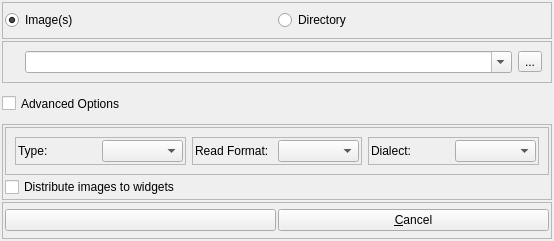
Qt form forms/fileOpenWidget.ui (isis-group/vast) before a commit.
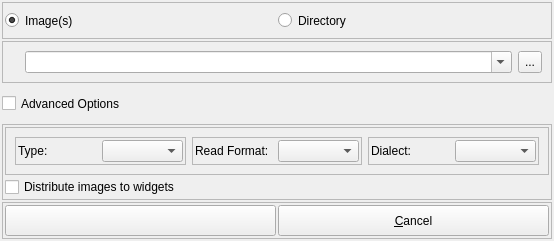
The same form after that commit.

```diff
--- a/forms/fileOpenWidget.ui
+++ b/forms/fileOpenWidget.ui
@@ -11,7 +11,7 @@
    </rect>
   </property>
   <property name="sizePolicy">
-   <sizepolicy hsizetype="Minimum" vsizetype="Minimum">
+   <sizepolicy hsizetype="Minimum" vsizetype="Maximum">
     <horstretch>0</horstretch>
     <verstretch>0</verstretch>
    </sizepolicy>
@@ -49,6 +49,12 @@
       </property>
       <item>
        <widget class="QRadioButton" name="imageRadio">
+        <property name="sizePolicy">
+         <sizepolicy hsizetype="Minimum" vsizetype="Minimum">
+          <horstretch>0</horstretch>
+          <verstretch>0</verstretch>
+         </sizepolicy>
+        </property>
         <property name="text">
          <string>Image(s)</string>
         </property>
@@ -59,6 +65,12 @@
       </item>
       <item>
        <widget class="QRadioButton" name="dirRadio">
+        <property name="sizePolicy">
+         <sizepolicy hsizetype="Minimum" vsizetype="Minimum">
+          <horstretch>0</horstretch>
+          <verstretch>0</verstretch>
+         </sizepolicy>
+        </property>
         <property name="text">
          <string>Directory</string>
         </property>
@@ -113,6 +125,12 @@
       </item>
       <item>
        <widget class="QToolButton" name="browseButton">
+        <property name="sizePolicy">
+         <sizepolicy hsizetype="Fixed" vsizetype="Minimum">
+          <horstretch>0</horstretch>
+          <verstretch>0</verstretch>
+         </sizepolicy>
+        </property>
         <property name="text">
          <string>...</string>
         </property>
@@ -278,6 +296,12 @@
    </item>
    <item>
     <widget class="QFrame" name="frame_3">
+     <property name="sizePolicy">
+      <sizepolicy hsizetype="Preferred" vsizetype="Minimum">
+       <horstretch>0</horstretch>
+       <verstretch>0</verstretch>
+      </sizepolicy>
+     </property>
      <property name="frameShape">
       <enum>QFrame::StyledPanel</enum>
      </property>
@@ -294,7 +318,7 @@
       <item>
        <widget class="QPushButton" name="openSaveButton">
         <property name="sizePolicy">
-         <sizepolicy hsizetype="Minimum" vsizetype="Fixed">
+         <sizepolicy hsizetype="Minimum" vsizetype="Minimum">
           <horstretch>0</horstretch>
           <verstretch>0</verstretch>
          </sizepolicy>
@@ -307,7 +331,7 @@
       <item>
        <widget class="QPushButton" name="cancelButton">
         <property name="sizePolicy">
-         <sizepolicy hsizetype="Minimum" vsizetype="Fixed">
+         <sizepolicy hsizetype="Minimum" vsizetype="Minimum">
           <horstretch>0</horstretch>
           <verstretch>0</verstretch>
          </sizepolicy>
```
Left out of the diff: 67 changed lines with no effect on the pictures.
